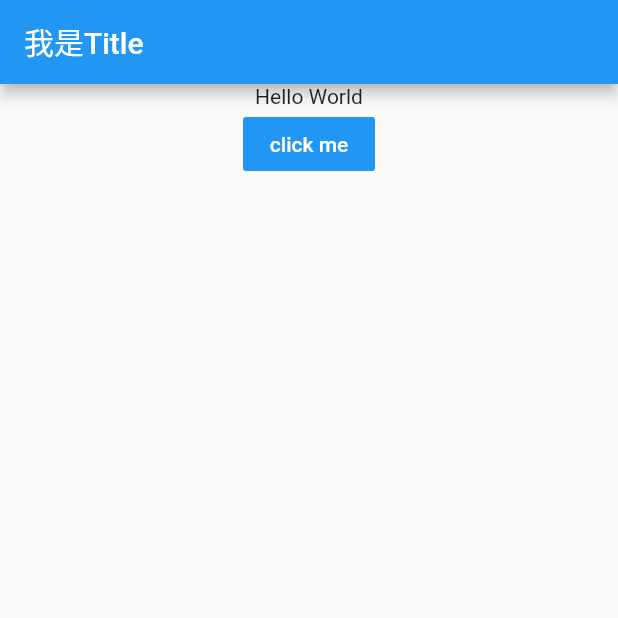
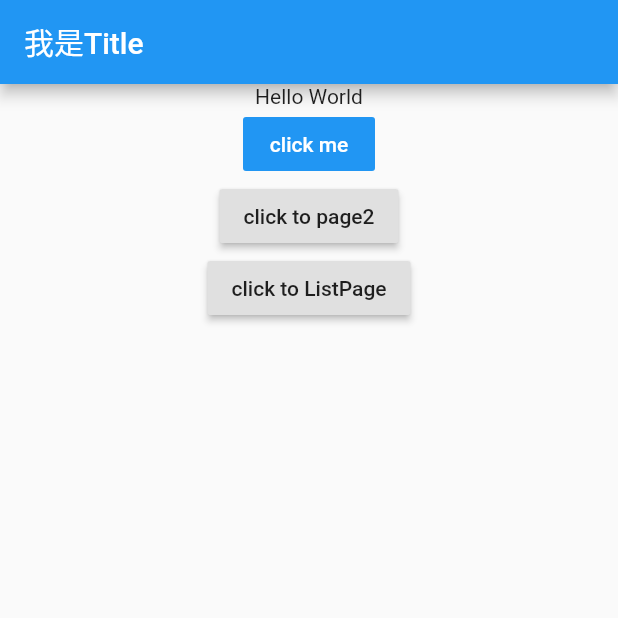
Before and after one commit to scalerone/flutter-demo, a Flutter app: the screen it shows after launch, on a phone screen of 412 x 824 dp, the top half of it. Run offline on Flutter 3.47's test engine with Material 2 defaults, Android fonts, the phone set to English and light mode, and no system bars.

Commit message:
使用路由表多页面跳转

```diff
--- a/lib/main.dart
+++ b/lib/main.dart
@@ -1,6 +1,7 @@
 import 'package:flutter/material.dart';
 import 'package:flutter/rendering.dart';
 import 'list.dart';
+import 'page2.dart';
 void main() => runApp(MyApp());
 
 class MyApp extends StatelessWidget {
@@ -9,6 +10,11 @@ class MyApp extends StatelessWidget {
   Widget build(BuildContext context) {
     return MaterialApp(
       title: 'Flutter Demo',
+      //路由表定义
+      routes: {
+        "ListPage":(context)=> ListPage(),
+        "Page2":(context)=> TextPage(),
+      },
       home: MyHomePage(),
     );
   }
@@ -51,8 +57,19 @@ class MyHomePageState extends State<MyHomePage>{
                     style: TextStyle(fontSize: 14.0),
 
                   ),
-
-                )
+                ),
+                RaisedButton(
+                  child: Text('click to page2'),
+                  onPressed: (){
+                    Navigator.pushNamed(context, "Page2");
+                  }
+                  ,),
+                RaisedButton(
+                  child: Text('click to ListPage'),
+                  onPressed: (){
+                    Navigator.pushNamed(context, "ListPage");
+                  }
+                  ,)
               ],),
               )
         );
```
Also changed, not shown: lib/page2.dart (added, +22 -0 lines).
